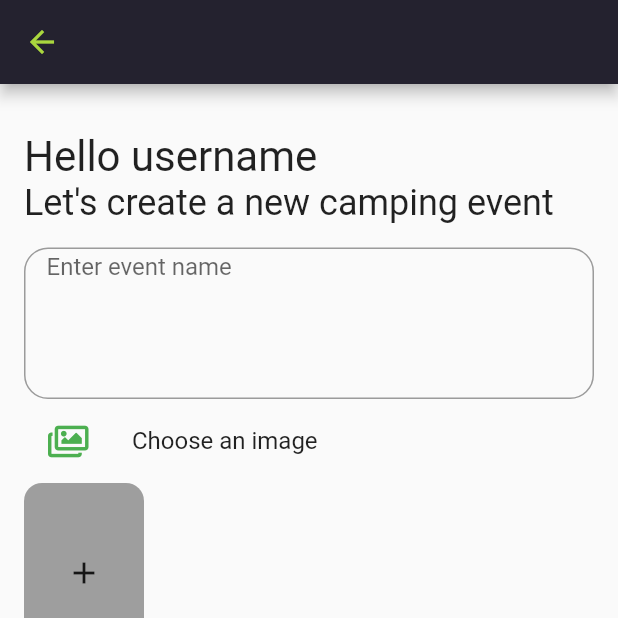
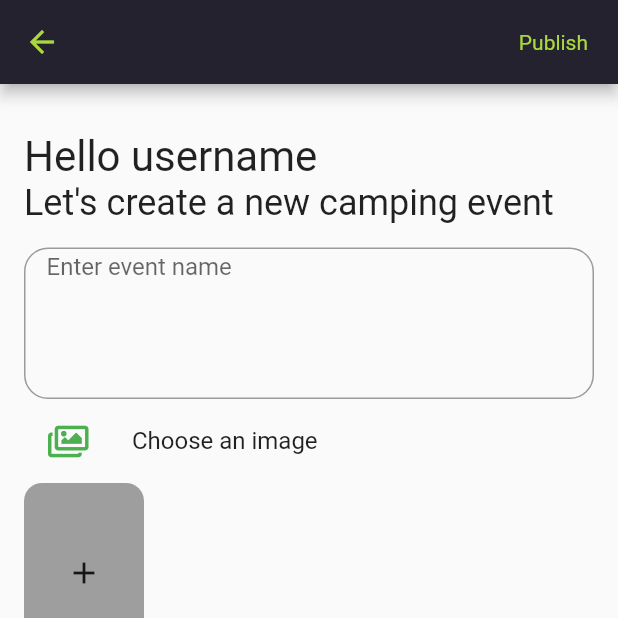
Before and after one commit to mohamedkhrouf/my-camp, a Flutter app: the AddEventForm screen opened directly, on a phone screen of 412 x 824 dp, the top half of it. Run offline on Flutter 3.47's test engine with Material 2 defaults, Android fonts, the phone set to English and light mode, and no system bars; our stand-ins replace carousel_slider, flutter_login, flutter_map, font_awesome_flutter, get_it, image_picker and 1 more.

Commit message:
jen flutter

```diff
--- a/lib/screens/addEventFormPage/mainScreen/addEventForm.dart
+++ b/lib/screens/addEventFormPage/mainScreen/addEventForm.dart
@@ -84,7 +84,21 @@ class _AddEventForm extends State<AddEventForm> {
             icon: Icon(Icons.arrow_back, color: Color.fromRGBO(170, 215, 62, 1)),
             onPressed: () => Navigator.of(context).pop(),
           ),
+        actions: [
+          Padding(
+              padding: EdgeInsets.only(right: 20.0,top: 20),
+              child: GestureDetector(
+                onTap: () {},
+                child: Text(
+                  "Publish",
+                  style: TextStyle(
+                      color:Color.fromRGBO(170, 215, 62, 1),
 
+                  ),
+                )
+              )
+          ),
+        ],
 
         ),
       body:Container(
```
